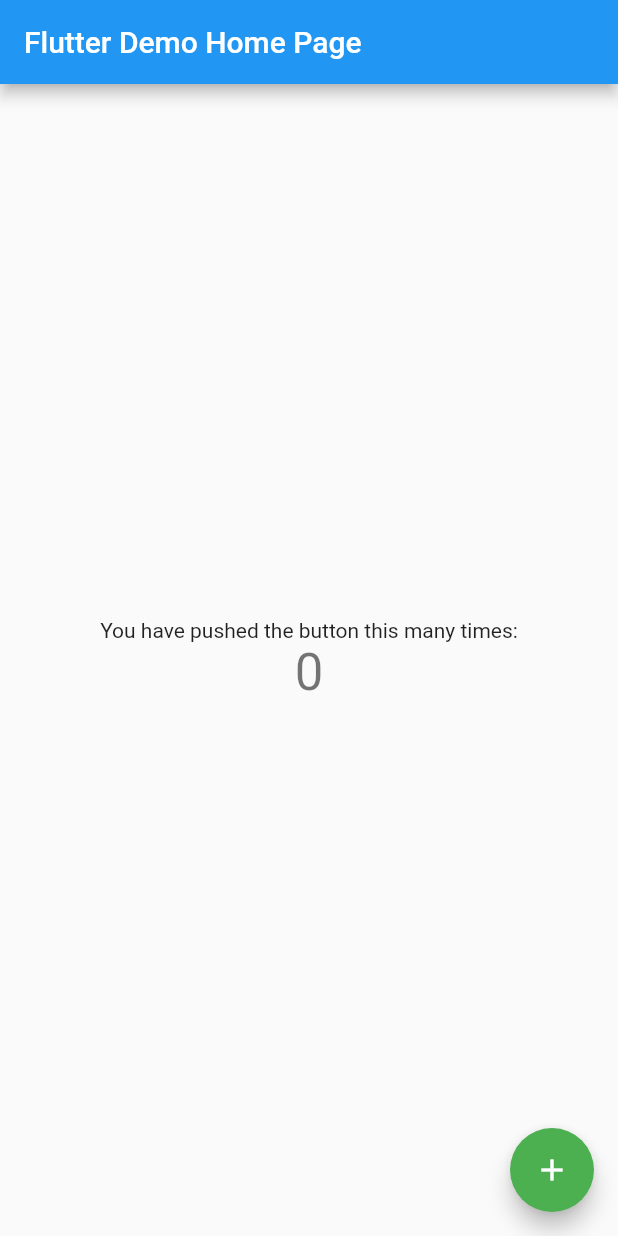
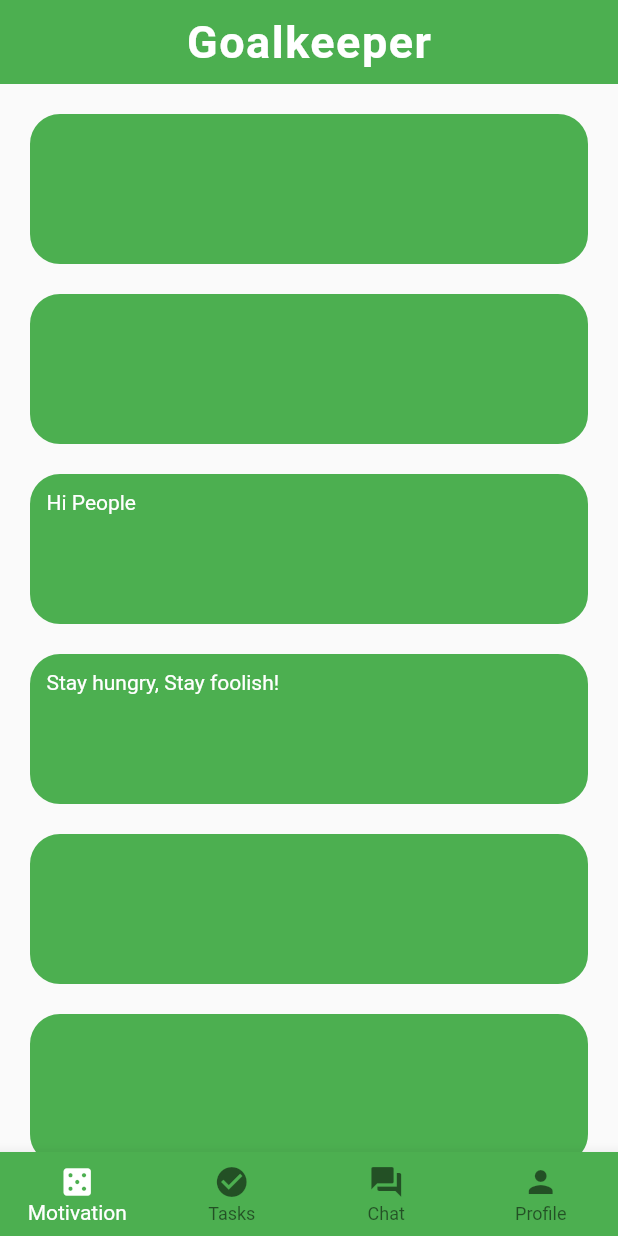
Before and after one commit to flutter123/diy_app, a Flutter app: the screen it shows after launch, on a phone screen of 412 x 824 dp. Run offline on Flutter 3.47's test engine with Material 2 defaults, Android fonts, the phone set to English and light mode, and no system bars.

```diff
--- /dev/null
+++ b/lib/lib/first.dart
@@ -0,0 +1,103 @@
+import 'package:flutter/material.dart';
+
+class First extends StatefulWidget {
+  @override
+  _FirstState createState() => _FirstState();
+}
+
+class _FirstState extends State<First> {
+  @override
+  Widget build(BuildContext context) {
+    return Scaffold(
+      body: ListView(children: <Widget>[
+        Container(
+          width: 300,
+          height: 100,
+          margin: EdgeInsets.fromLTRB(20, 20, 20, 0),
+          decoration: BoxDecoration(
+            color: Colors.green,
+            border: Border.all(color: Colors.green, width: 3),
+            borderRadius: BorderRadius.circular(20)),
+        ),
+        Container(
+           width: 300,
+          height: 100,
+           margin: EdgeInsets.fromLTRB(20, 20, 20, 0),
+          decoration: BoxDecoration(
+            color: Colors.green,
+            border: Border.all(color: Colors.green, width: 3),
+            borderRadius: BorderRadius.circular(20)),
+        ),
+        Container(
+           width: 300,
+          height: 100,
+            margin: EdgeInsets.fromLTRB(20, 20, 20, 0),
+          decoration: BoxDecoration(
+            color: Colors.green,
+            border: Border.all(color: Colors.green, width: 3),
+            borderRadius: BorderRadius.circular(20)),
+            child: Padding(
+              padding: const EdgeInsets.all(8.0),
+              child: Text(
+                'Hi People ',
+                style: TextStyle(color: Colors.white),
+              ),
+            ),
+        ),
+        Container(
+           width: 300,
+          height: 100,
+           margin: EdgeInsets.fromLTRB(20, 20, 20, 0),
+          decoration: BoxDecoration(
+            color: Colors.green,
+            border: Border.all(color: Colors.green, width: 3),
+            borderRadius: BorderRadius.circular(20)),
+            child: Padding(
+              padding: const EdgeInsets.all(8.0),
+              child: Text(
+                'Stay hungry, Stay foolish!',
+                style: TextStyle(color: Colors.white),
+              ),
+            ),
+        ),
+        Container(
+           width: 300,
+          height: 100,
+           margin: EdgeInsets.fromLTRB(20, 20, 20, 0),
+          decoration: BoxDecoration(
+            color: Colors.green,
+            border: Border.all(color: Colors.green, width: 3),
+            borderRadius: BorderRadius.circular(20)),
+        ),
+         Container(
+           width: 300,
+          height: 100,
+           margin: EdgeInsets.fromLTRB(20, 20, 20, 0),
+          decoration: BoxDecoration(
+            color: Colors.green,
+            border: Border.all(color: Colors.green, width: 3),
+            borderRadius: BorderRadius.circular(20)),
+        ),
+         Container(
+           width: 300,
+          height: 100,
+           margin: EdgeInsets.fromLTRB(20, 20, 20, 0),
+          decoration: BoxDecoration(
+            color: Colors.green,
+            border: Border.all(color: Colors.green, width: 3),
+            borderRadius: BorderRadius.circular(20)),
+        ),
+         Container(
+           width: 300,
+          height: 100,
+           margin: EdgeInsets.fromLTRB(20, 20, 20, 0),
+          decoration: BoxDecoration(
+            color: Colors.green,
+            border: Border.all(color: Colors.green, width: 3),
+            borderRadius: BorderRadius.circular(20)),
+        ),
+      ],
+      scrollDirection: Axis.vertical,)
+    );
+  }
+}
--- /dev/null
+++ b/lib/lib/fourth.dart
@@ -0,0 +1,14 @@
+import 'package:flutter/material.dart';
+class Fourth extends StatefulWidget {
+  @override
+  _FourthState createState() => _FourthState();
+}
+
+class _FourthState extends State<Fourth> {
+  @override
+  Widget build(BuildContext context) {
+    return Scaffold(
+
+    );
+  }
+}
--- /dev/null
+++ b/lib/lib/second.dart
@@ -0,0 +1,47 @@
+import 'package:flutter/material.dart';
+class Second extends StatefulWidget {
+  @override
+  _SecondState createState() => _SecondState();
+}
+
+class _SecondState extends State<Second> {
+  @override
+  Widget build(BuildContext context) {
+    return Scaffold(
+      body: Column(
+        children: <Widget>[
+          Center(
+               child:Container(
+                 width: 500,
+                 height: 150,
+                 decoration: BoxDecoration(
+                   color: Colors.green,
+                   border: Border.all(color: Colors.green,width: 3),
+                 borderRadius: BorderRadius.all(Radius.circular(20))),
+               //padding: EdgeInsets.fromLTRB(20, 20, 300, 50),
+                margin: EdgeInsets.all (20),
+                child: Padding(
+                  padding: const EdgeInsets.all(8.0),
+                  child: Text('Goal',
+                  style: TextStyle(
+                    fontSize: 24,
+                    fontWeight: FontWeight.bold,
+                    color: Colors.white)
+                    ,),
+                )
+            ,),
+          )
+
+      ],),
+      floatingActionButton: FloatingActionButton
+(backgroundColor: Colors.green,
+onPressed: () {
+  print('hi');
+},
+child: Icon(
+  Icons.add_circle
+),
+),
+    );
+  }
+}
--- /dev/null
+++ b/lib/lib/third.dart
@@ -0,0 +1,14 @@
+import 'package:flutter/material.dart';
+class Third extends StatefulWidget {
+  @override
+  _ThirdState createState() => _ThirdState();
+}
+
+class _ThirdState extends State<Third> {
+  @override
+  Widget build(BuildContext context) {
+    return Scaffold(
+
+    );
+  }
+}
--- a/lib/main.dart
+++ b/lib/main.dart
@@ -1,118 +1,109 @@
 import 'package:flutter/material.dart';
+import 'package:diyapp/lib/first.dart';
+import 'package:diyapp/lib/second.dart';
+import 'package:diyapp/lib/third.dart';
+import 'package:diyapp/lib/fourth.dart';
 
-void main() {
-  runApp(MyApp());
+
+void main() => runApp(MaterialApp(
+  home: Home()
+)
+);
+class Home extends StatefulWidget {
+  @override
+  _HomeState createState() => _HomeState();
 }
 
-class MyApp extends StatelessWidget {
-  // This widget is the root of your application.
+class _HomeState extends State<Home> {
+
+  int _currentIndex = 0;
+
+ final tabs = [
+   Center(child: First()),
+   Center(child: Second()),
+   Center(child: Third()),
+   Center(child: Fourth()),
+ ];
   @override
   Widget build(BuildContext context) {
-    return MaterialApp(
-      title: 'Flutter Demo',
-      theme: ThemeData(
-        // This is the theme of your application.
-        //
-        // Try running your application with "flutter run". You'll see the
-        // application has a blue toolbar. Then, without quitting the app, try
-        // changing the primarySwatch below to Colors.green and then invoke
-        // "hot reload" (press "r" in the console where you ran "flutter run",
-        // or simply save your changes to "hot reload" in a Flutter IDE).
-        // Notice that the counter didn't reset back to zero; the application
-        // is not restarted.
-        primarySwatch: Colors.blue,
-        // This makes the visual density adapt to the platform that you run
-        // the app on. For desktop platforms, the controls will be smaller and
-        // closer together (more dense) than on mobile platforms.
-        visualDensity: VisualDensity.adaptivePlatformDensity,
-      ),
-      home: MyHomePage(title: 'Flutter Demo Home Page'),
-    );
+    return Scaffold(
+    appBar: AppBar(
+    title: Text('Goalkeeper',
+    style: TextStyle(
+      fontWeight: FontWeight.bold,
+      fontSize: 30.0,
+      letterSpacing: 1.0
+      ),),
+      elevation: 0.0,
+    centerTitle: true,
+    backgroundColor: Colors.green,
+  ),
+  body:
+  tabs[_currentIndex],
+  bottomNavigationBar: BottomNavigationBar(
+    selectedItemColor: Colors.white,
+    backgroundColor: Colors.green,
+    currentIndex: _currentIndex,
+  type: BottomNavigationBarType.fixed,
+    items: [
+      BottomNavigationBarItem(
+        icon: Icon(Icons.casino),
+        title: Text('Motivation'),
+
+        ),
+         BottomNavigationBarItem(
+        icon: Icon(Icons.check_circle),
+        title: Text('Tasks'),
+
+        ),
+         BottomNavigationBarItem(
+        icon: Icon(Icons.forum),
+        title: Text('Chat'),
+
+
+        ),
+         BottomNavigationBarItem(
+        icon: Icon(Icons.person),
+        title: Text('Profile'),
+
+        )
+    ],
+    onTap: (index) {
+      setState(() {
+        _currentIndex = index;
+      });
+    },
+    )
+    /*Column(
+    mainAxisAlignment: MainAxisAlignment.end,
+
+    children: <Widget>[
+    Row(
+    mainAxisAlignment: MainAxisAlignment.spaceEvenly,
+    children: <Widget>[
+      IconButton(
+        onPressed: (){},
+      icon: Icon(Icons.add),),
+      IconButton(
+        onPressed: (){},
+        icon: Icon(Icons.search),),
+      IconButton(
+        onPressed: (){},
+        icon: Icon(Icons.settings),)
+
+    ],),],)*/,
+
+/*floatingActionButton: FloatingActionButton
+(backgroundColor: Colors.green,
+onPressed: () {
+  print('hi');
+},
+child: Icon(
+  Icons.add_circle
+),
+),*/
+);
+
+
   }
 }
-
-class MyHomePage extends StatefulWidget {
-  MyHomePage({Key key, this.title}) : super(key: key);
-
-  // This widget is the home page of your application. It is stateful, meaning
-  // that it has a State object (defined below) that contains fields that affect
-  // how it looks.
-
-  // This class is the configuration for the state. It holds the values (in this
-  // case the title) provided by the parent (in this case the App widget) and
-  // used by the build method of the State. Fields in a Widget subclass are
-  // always marked "final".
-
-  final String title;
-
-  @override
-  _MyHomePageState createState() => _MyHomePageState();
-}
-
-class _MyHomePageState extends State<MyHomePage> {
-  int _counter = 0;
-
-  void _incrementCounter() {
-    setState(() {
-      // This call to setState tells the Flutter framework that something has
-      // changed in this State, which causes it to rerun the build method below
-      // so that the display can reflect the updated values. If we changed
-      // _counter without calling setState(), then the build method would not be
-      // called again, and so nothing would appear to happen.
-      _counter++;
-    });
-  }
-
-  @override
-  Widget build(BuildContext context) {
-    // This method is rerun every time setState is called, for instance as done
-    // by the _incrementCounter method above.
-    //
-    // The Flutter framework has been optimized to make rerunning build methods
-    // fast, so that you can just rebuild anything that needs updating rather
-    // than having to individually change instances of widgets.
-    return Scaffold(
-      appBar: AppBar(
-        // Here we take the value from the MyHomePage object that was created by
-        // the App.build method, and use it to set our appbar title.
-        title: Text(widget.title),
-      ),
-      body: Center(
-        // Center is a layout widget. It takes a single child and positions it
-        // in the middle of the parent.
-        child: Column(
-          // Column is also a layout widget. It takes a list of children and
-          // arranges them vertically. By default, it sizes itself to fit its
-          // children horizontally, and tries to be as tall as its parent.
-          //
-          // Invoke "debug painting" (press "p" in the console, choose the
-          // "Toggle Debug Paint" action from the Flutter Inspector in Android
-          // Studio, or the "Toggle Debug Paint" command in Visual Studio Code)
-          // to see the wireframe for each widget.
-          //
-          // Column has various properties to control how it sizes itself and
-          // how it positions its children. Here we use mainAxisAlignment to
-          // center the children vertically; the main axis here is the vertical
-          // axis because Columns are vertical (the cross axis would be
-          // horizontal).
-          mainAxisAlignment: MainAxisAlignment.center,
-          children: <Widget>[
-            Text(
-              'You have pushed the button this many times:',
-            ),
-            Text(
-              '$_counter',
-              style: Theme.of(context).textTheme.headline4,
-            ),
-          ],
-        ),
-      ),
-      floatingActionButton: FloatingActionButton(
-        backgroundColor: Colors.green,
-        onPressed: _incrementCounter,
-        tooltip: 'Increment',
-        child: Icon(Icons.add),
-      ), // This trailing comma makes auto-formatting nicer for build methods.
-    );
-  }
-}
```
